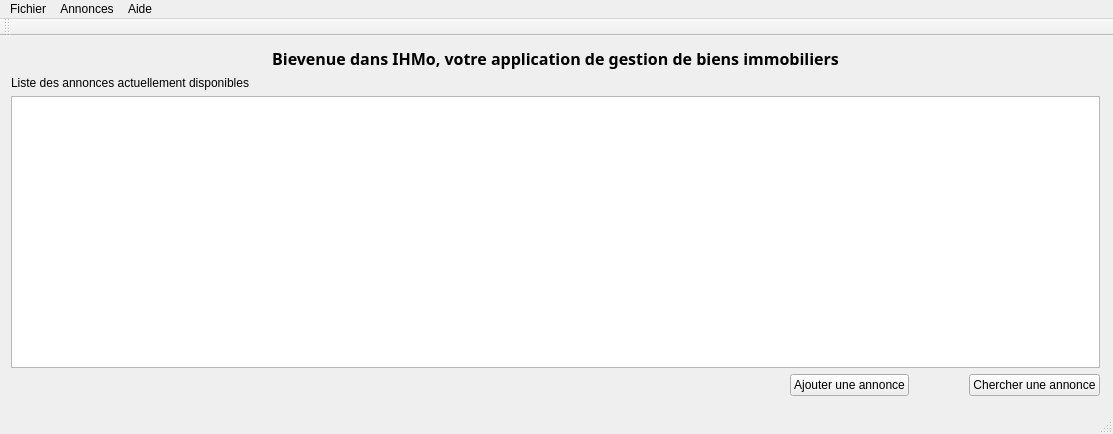
Before: the Qt Designer form ihmo.ui in tonydd/IHMo, drawn with Qt 5.
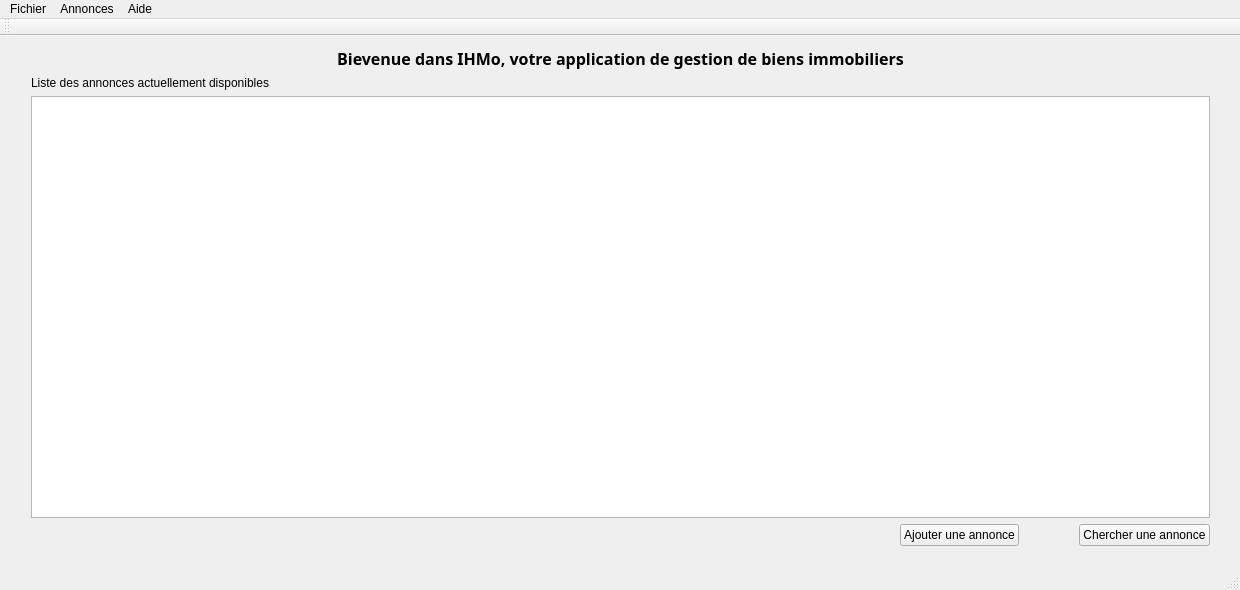
After: the same form once the commit is applied.

Commit message: Add annonce + display annonces + background

What changed in the file:
```diff
--- a/ihmo.ui
+++ b/ihmo.ui
@@ -6,8 +6,8 @@
    <rect>
     <x>0</x>
     <y>0</y>
-    <width>1113</width>
-    <height>434</height>
+    <width>1240</width>
+    <height>590</height>
    </rect>
   </property>
   <property name="windowTitle">
@@ -17,10 +17,10 @@
    <widget class="QWidget" name="verticalLayoutWidget">
     <property name="geometry">
      <rect>
-      <x>0</x>
+      <x>20</x>
       <y>0</y>
-      <width>1111</width>
-      <height>371</height>
+      <width>1201</width>
+      <height>521</height>
      </rect>
     </property>
     <layout class="QVBoxLayout" name="verticalLayout">
@@ -50,7 +50,17 @@
       </widget>
      </item>
      <item>
-      <widget class="QTableView" name="tableView"/>
+      <widget class="QTableWidget" name="tw_annonces">
+       <property name="sizeAdjustPolicy">
+        <enum>QAbstractScrollArea::AdjustIgnored</enum>
+       </property>
+       <property name="iconSize">
+        <size>
+         <width>64</width>
+         <height>64</height>
+        </size>
+       </property>
+      </widget>
      </item>
      <item>
       <layout class="QHBoxLayout" name="horizontalLayout">
@@ -100,7 +110,7 @@
     <rect>
      <x>0</x>
      <y>0</y>
-     <width>1113</width>
+     <width>1240</width>
      <height>27</height>
     </rect>
    </property>
```
Left out of the diff: 25 changed lines with no effect on the pictures. The commit also changes 8 other files.
